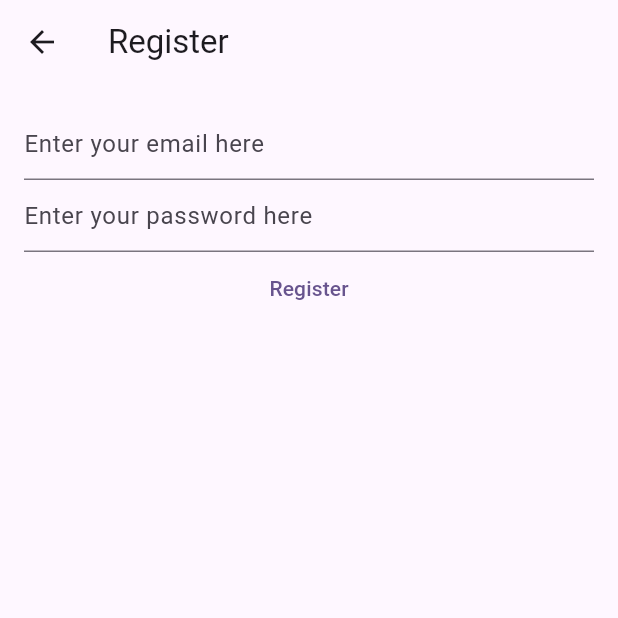
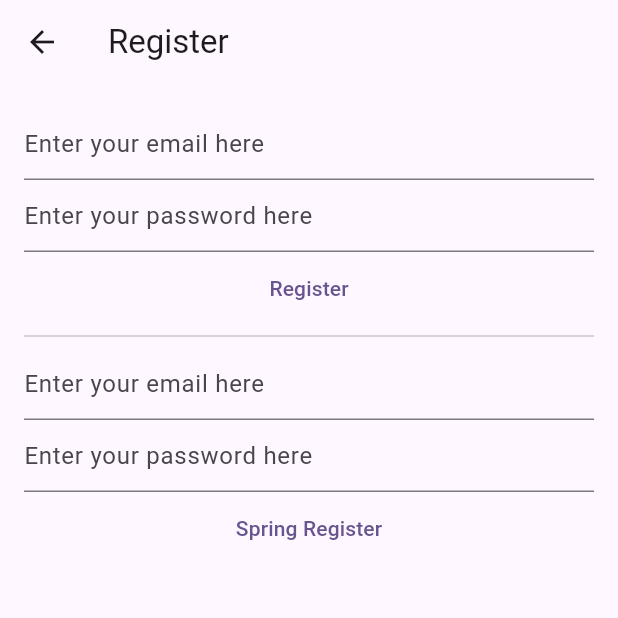
Before and after one commit to kgpksh/flutter_practice2, a Flutter app: the RegisterView screen opened by its route, on a phone screen of 412 x 824 dp, the top half of it. Run offline on Flutter 3.47's test engine with Material 3 defaults, Android fonts, the phone set to English and light mode, and no system bars; our stand-ins replace bloc, cloud_firestore, dio, equatable, firebase_auth, firebase_core and 4 more; missing offline and left inert: kakao_flutter_sdk_user; accounts and stored records are empty; generated files the repository leaves out were written again; network calls fail.

Commit message:
feat: 일반 스프링 서버 id/비밀번호 회원가입 구현

```diff
--- a/lib/views/auth/register.dart
+++ b/lib/views/auth/register.dart
@@ -1,6 +1,8 @@
+import 'package:dio/dio.dart';
 import 'package:flutter/material.dart';
 import 'package:flutter_bloc/flutter_bloc.dart';
 import 'package:flutter_practice2/bloc/auth/auth_bloc.dart';
+import 'package:flutter_practice2/secret_keys.dart';
 
 class RegisterView extends StatefulWidget {
   const RegisterView({super.key});
@@ -12,11 +14,15 @@ class RegisterView extends StatefulWidget {
 class _RegisterViewState extends State<RegisterView> {
   late final TextEditingController _email;
   late final TextEditingController _password;
+  late final TextEditingController _spring_email;
+  late final TextEditingController _spring_password;
 
   @override
   void initState() {
     _email = TextEditingController();
     _password = TextEditingController();
+    _spring_email = TextEditingController();
+    _spring_password = TextEditingController();
     super.initState();
   }
 
@@ -24,6 +30,8 @@ class _RegisterViewState extends State<RegisterView> {
   void dispose() {
     _email.dispose();
     _password.dispose();
+    _spring_email.dispose();
+    _spring_password.dispose();
     super.dispose();
   }
 
@@ -68,6 +76,34 @@ class _RegisterViewState extends State<RegisterView> {
                           ));
                     },
                     child: Text('Register')),
+                const Divider(),
+
+                TextField(
+                  controller: _spring_email,
+                  enableSuggestions: false,
+                  autocorrect: false,
+                  keyboardType: TextInputType.emailAddress,
+                  decoration:
+                  const InputDecoration(hintText: 'Enter your email here'),
+                ),
+                TextField(
+                  controller: _spring_password,
+                  obscureText: true,
+                  enableSuggestions: false,
+                  autocorrect: false,
+                  decoration: const InputDecoration(
+                      hintText: 'Enter your password here'),
+                ),
+                TextButton(
+                    onPressed: () async {
+                      Dio dio = Dio(BaseOptions(baseUrl: 'http://${SecretKeys().localHost}:8080/'));
+                      await dio.post('member/register', data: {
+                        'username' : _spring_email.text,
+                        'nickname' : 'nickname',
+                        'password' : _spring_password.text
+                      });
+                    },
+                    child: Text('Spring Register')),
               ],
             ),
           ),
```
